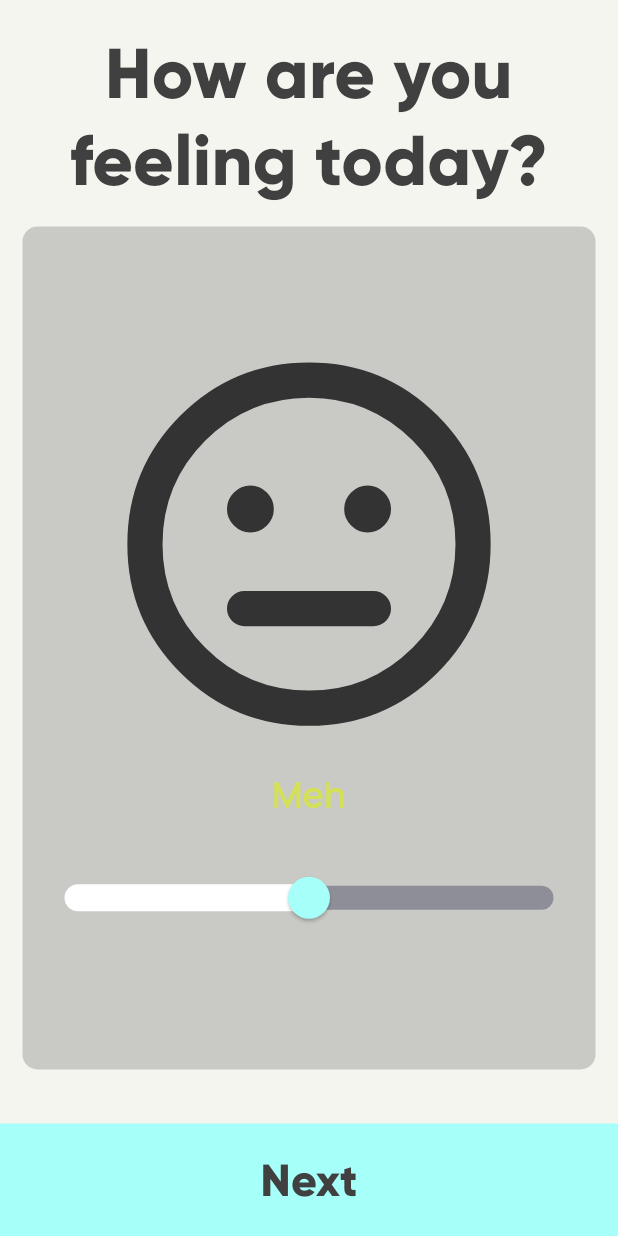
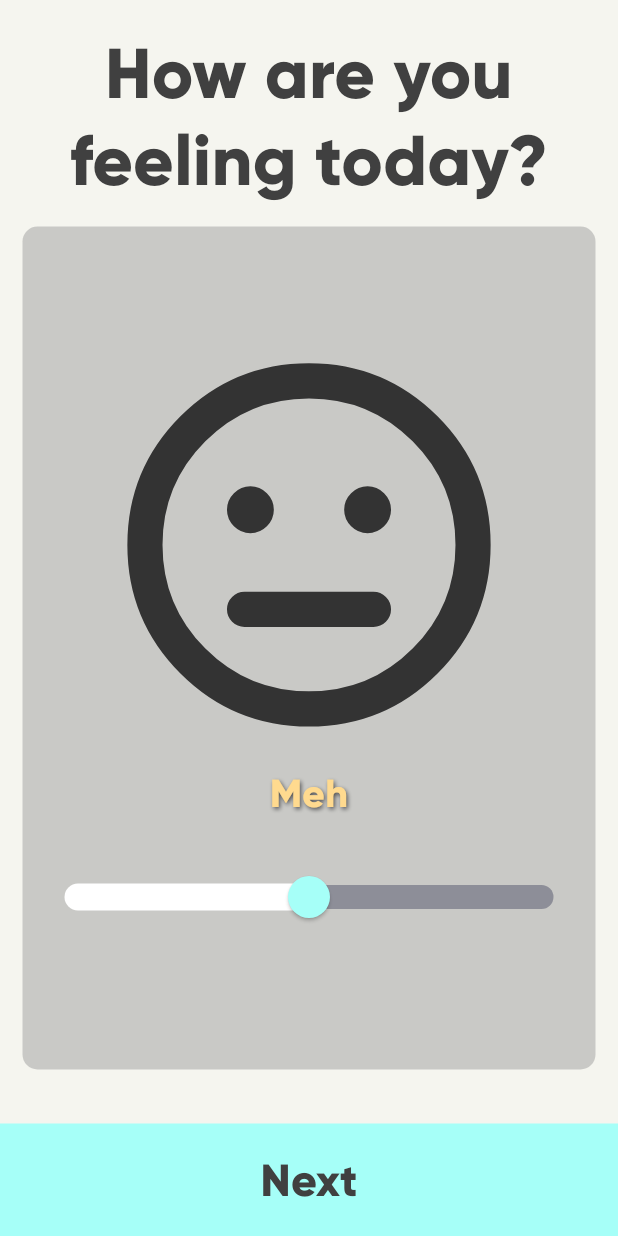
Before and after one commit to hcyjn2/E-Health-Adviser-System, a Flutter app: the MoodTrackerMain screen opened by its route, on a phone screen of 412 x 824 dp. Run offline on Flutter 3.47's test engine with Material 2 defaults, Android fonts, the phone set to English and light mode, and no system bars; our stand-ins replace audioplayers, firebase_auth, firebase_core, flutter_calendar_carousel, fluttertoast, font_awesome_flutter and 6 more; accounts and stored records are empty.

Commit message:
Small aesthetic changes(menu, evaluation declaimer, login button, mood tracker icon)

```diff
--- a/prototype v0.1/lib/components/mood_tracker/MoodEnum.dart
+++ b/prototype v0.1/lib/components/mood_tracker/MoodEnum.dart
@@ -50,15 +50,15 @@ extension MoodLevelExtension on MoodLevel {
     Color labelColor;
 
     if (this == MoodLevel.ReallyTerrible)
-      labelColor = Colors.grey[700];
+      labelColor = Colors.deepPurple[200];
     else if (this == MoodLevel.NotWell)
-      labelColor = Colors.orangeAccent[400];
+      labelColor = Colors.orange[300];
     else if (this == MoodLevel.Meh)
-      labelColor = Colors.lime[400];
+      labelColor = Color(0xFFFFDA8F);
     else if (this == MoodLevel.PrettyGood)
-      labelColor = Colors.green[300];
+      labelColor = Colors.green[200];
     else if (this == MoodLevel.Awesome)
-      labelColor = Colors.cyan[300];
+      labelColor = Colors.cyan[200];
     else if (this == MoodLevel.NotSet) labelColor = Colors.red;
 
     return labelColor;
--- a/prototype v0.1/lib/components/mood_tracker/icon_content.dart
+++ b/prototype v0.1/lib/components/mood_tracker/icon_content.dart
@@ -39,7 +39,22 @@ class IconContent extends StatelessWidget {
         ),
         Text(
           label,
-          style: kLabelTextStyle.copyWith(color: labelColor),
+          style: kThickFont.copyWith(
+            color: labelColor,
+            fontSize: 26,
+            shadows: <Shadow>[
+              Shadow(
+                offset: Offset(1.0, 1.0),
+                blurRadius: 1.0,
+                color: Color(0xFFDADADA),
+              ),
+              Shadow(
+                offset: Offset(1.0, 1.0),
+                blurRadius: 3.0,
+                color: Color(0xFF4C4C4C),
+              ),
+            ],
+          ),
         ),
         SizedBox(
           height: breakHeight,
--- a/prototype v0.1/lib/constants.dart
+++ b/prototype v0.1/lib/constants.dart
@@ -1,7 +1,8 @@
 import 'package:flutter/material.dart';
 
 const Color kPrimaryColor = Color(0xFFF5F5EF);
-const Color kPrimaryLightColor = Color(0xFFD2BE96);
+// const Color kPrimaryLightColor = Color(0xFFD2BE96);
+const Color kPrimaryLightColor = Color(0xFFA2CFCB);
 
 const Color kActiveCardColor = Color(0xFF1E1D33);
 const Color kInactiveCardColor = Color(0xFF111328);
```
Also changed, not shown: prototype v0.1/lib/Screens/MainMenu/MainMenuScreen.dart (+30 -13 lines), prototype v0.1/lib/Screens/MoodTracker/MoodTrackerCalendarScreen.dart (+0 -10 lines).
